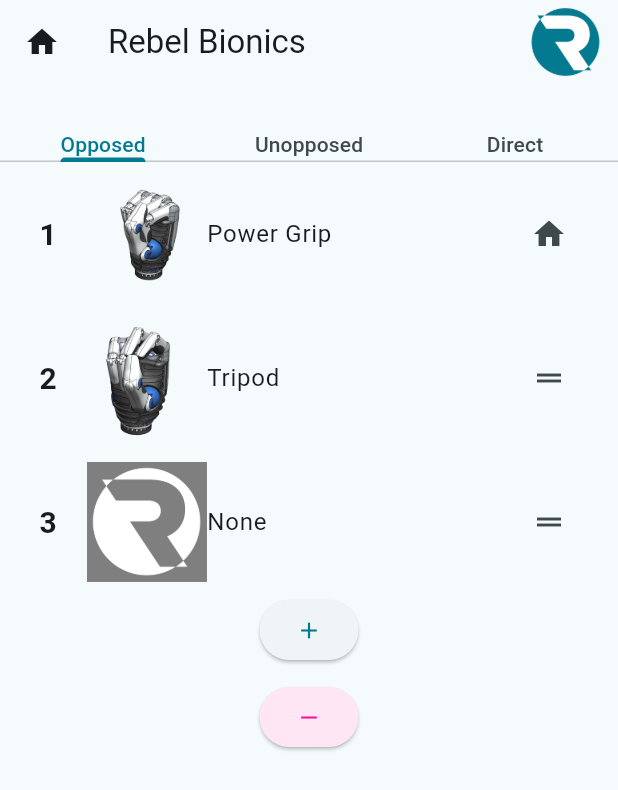
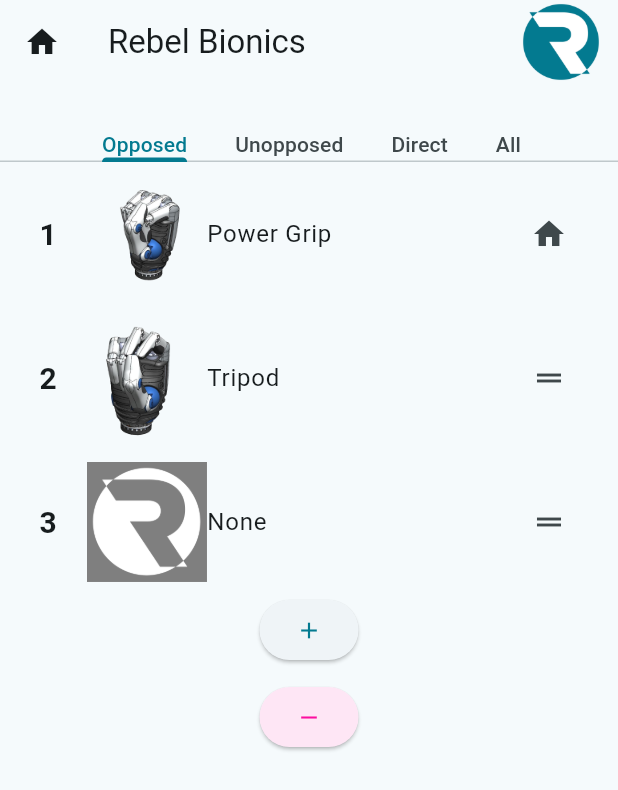
Before and after one commit to ms-840/bionic_interface_new, a Flutter app: the GripSettings screen opened by its route, after a tap on the "add" icon, on a phone screen of 412 x 824 dp. Shown: the top 790 px of the screen. Run offline on Flutter 3.47's test engine with Material 3 defaults, Android fonts, the phone set to English and light mode, and no system bars; our stand-ins replace cloud_firestore, drift, firebase_auth, firebase_core, fl_chart, flutter_blue_plus and 2 more; missing offline and left inert: firebase_ui_auth, flutter_reactive_ble; accounts and stored records are empty; generated files the repository leaves out were written again; statements that could not run were skipped.

Commit message:
Add user login page as rebel icon

```diff
--- a/lib/screens/ble_status.dart
+++ b/lib/screens/ble_status.dart
@@ -1,3 +1,4 @@
+import 'package:bionic_interface/firebase_handler.dart';
 import 'package:flutter/cupertino.dart';
 import 'package:flutter/material.dart';
 import 'package:flutter/widgets.dart';
@@ -40,7 +41,19 @@
         title: const Text("Hand Status"),
         actions: [
           const SizedBox.shrink(),
-          Image.asset('assets/images/logo.png', fit: BoxFit.contain, height: 50,),
+          IconButton(
+              icon: Image.asset('assets/images/logo.png', fit: BoxFit.contain),
+              iconSize: 50,
+              padding: EdgeInsets.zero,
+              onPressed: (){
+                if(Provider.of<FirebaseHandler>(context, listen: false).loggedIn){
+                  context.go("/profile");
+                }
+                else{
+                  context.go("/sign-in");
+                }
+              }
+          ),
           const SizedBox(width: 10,)
         ],
       ),
@@ -86,7 +99,7 @@
                 await showDialog(
                     context: context,
                     builder: (context) =>
-                        DeviceDetailsDialog()
+                        const DeviceDetailsDialog()
                 );
                 setState(() {}); //Reloads page in case there was a disconnection
               },
@@ -165,7 +178,7 @@
               child: const Text("Hand Configurations"),
           ),
           const SizedBox(height: 15,),
-          ElevatedButton(onPressed: (){ context.go("/test");}, child: const Text("Test page")),
+          //ElevatedButton(onPressed: (){ context.go("/test");}, child: const Text("Test page")),
 
 
         ],
--- a/lib/screens/grip_preferences.dart
+++ b/lib/screens/grip_preferences.dart
@@ -3,9 +3,11 @@
 import 'package:provider/provider.dart';
 import 'package:bionic_interface/general_handler.dart';
 import 'package:bionic_interface/grip_trigger_action.dart';
+import '../firebase_handler.dart';
 import 'grip_preferences_auxiliary/grip_dialog.dart';
 import 'grip_preferences_auxiliary/trigger_dialog.dart';
 import 'package:go_router/go_router.dart';
+import 'grip_preferences_auxiliary/direct_grip_selection.dart';
 
 
 class GripSettings extends StatelessWidget{
@@ -25,8 +27,19 @@
         title: const Text("Rebel Bionics"),
         actions: [
           const SizedBox.shrink(),
-          Image.asset('assets/images/logo.png', fit: BoxFit.contain, height: 50,),
-          const SizedBox(width: 10,)
+          IconButton(
+              icon: Image.asset('assets/images/logo.png', fit: BoxFit.contain),
+              iconSize: 50,
+              padding: EdgeInsets.zero,
+              onPressed: (){
+                if(Provider.of<FirebaseHandler>(context, listen: false).loggedIn){
+                  context.go("/profile");
+                }
+                else{
+                  context.go("/sign-in");
+                }
+              }
+          ),          const SizedBox(width: 10,)
         ],
       ),
       body: Column(
@@ -36,7 +49,7 @@
           //cycle trigger selector
           //const CycleTriggerSelector(),
           const SizedBox(height: 30),
-          Expanded(child: generalHandler.useThumbToggling?
+          Expanded(child: generalHandler.currentUser.advancedSettings.useThumbTrigger?
                const DoubleTypeList()
               : const SingleTypeList()
           ),
@@ -120,28 +133,35 @@
 
   @override
   Widget build (BuildContext context){
-    return const DefaultTabController(
-        length: 3,
-        child:  Column(
+    return OrientationBuilder(
+      builder: (context, orientation) {
+        return DefaultTabController(
+            length: 4,
+            child: Column(
               children: [
                 TabBar(
-                tabs: [
+                  isScrollable: orientation == Orientation.portrait,
+                  tabs: const [
                     Text("Opposed"),
                     Text("Unopposed"),
                     Text("Direct"),
+                    Text("All"),
                   ],
                 ),
-            Expanded(
+                const Expanded(
                   child: TabBarView(
                     children: [
                       ReorderableGripList(listType: "Opposed"),
                       ReorderableGripList(listType: "Unopposed"),
                       DirectGripList(),
+                      GripSelector(),
                     ],
                   ),
                 ),
               ],
             ));
+      }
+    );
   }
 }
 
```
Also changed, not shown: lib/screens/data_plot.dart (+14 -2 lines), lib/screens/hand_calibration.dart (+17 -2 lines). Lines whose indentation alone changed are shown as unchanged.
